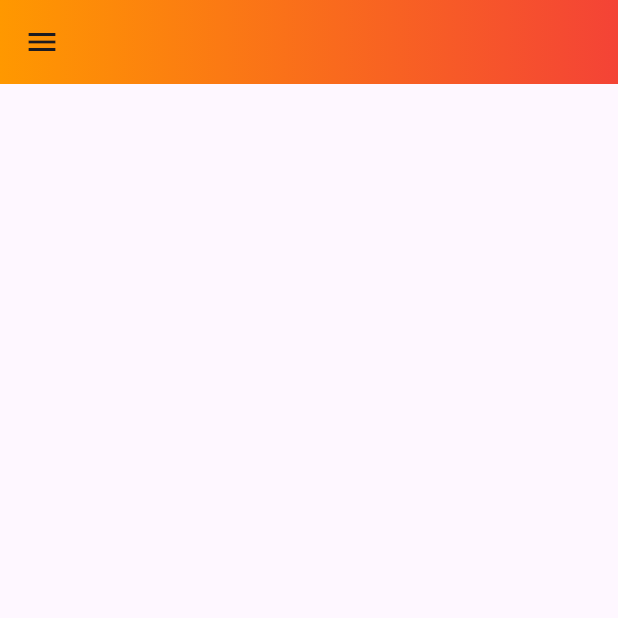
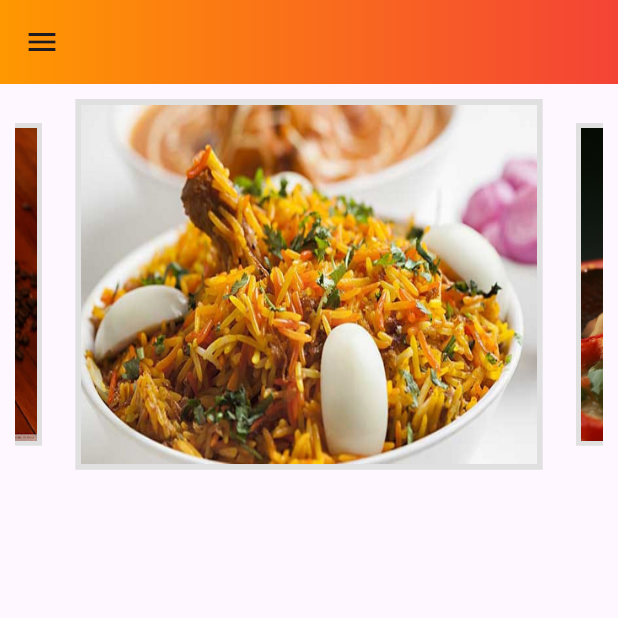
Before and after one commit to AbhiramR2562/tastybite-user-app, a Flutter app: the HomePage screen opened directly, on a phone screen of 412 x 824 dp, the top half of it. Run offline on Flutter 3.47's test engine with Material 3 defaults, Android fonts, the phone set to English and light mode, and no system bars; drawn by our look-alikes of carousel_slider; our stand-ins replace cloud_firestore, firebase_auth, firebase_core, firebase_storage, geocoding, geolocator and 3 more; accounts and stored records are empty; generated files the repository leaves out were written again.

Commit message:
created login , sign up and home page

```diff
--- a/lib/pages/home_page.dart
+++ b/lib/pages/home_page.dart
@@ -1,3 +1,4 @@
+import 'package:carousel_slider/carousel_slider.dart';
 import 'package:flutter/material.dart';
 import 'package:tastybite/authentication/auth_page.dart';
 import 'package:tastybite/global/global.dart';
@@ -69,6 +70,44 @@ class _HomePageState extends State<HomePage> {
           SliverToBoxAdapter(
             child: Padding(
               padding: EdgeInsets.all(10.0),
+              child: Container(
+                height: MediaQuery.of(context).size.height * .3,
+                width: MediaQuery.of(context).size.width,
+                child: CarouselSlider(
+                    items: items.map((index) {
+                      return Builder(builder: (BuildContext context) {
+                        return Container(
+                          width: MediaQuery.of(context).size.width,
+                          margin: EdgeInsets.symmetric(horizontal: 1.0),
+                          decoration: BoxDecoration(
+                            color: Colors.grey[300],
+                          ),
+                          child: Padding(
+                            padding: EdgeInsets.all(4.0),
+                            child: Image.asset(
+                              index,
+                              fit: BoxFit.fill,
+                            ),
+                          ),
+                        );
+                      });
+                    }).toList(),
+                    options: CarouselOptions(
+                      height: MediaQuery.of(context).size.height * .3,
+                      aspectRatio: 16 / 9,
+                      viewportFraction: 0.8,
+                      initialPage: 0,
+                      enableInfiniteScroll: true,
+                      reverse: false,
+                      autoPlay: true,
+                      autoPlayInterval: Duration(seconds: 5),
+                      autoPlayAnimationDuration: Duration(milliseconds: 800),
+                      autoPlayCurve: Curves.decelerate,
+                      enlargeCenterPage: true,
+                      enlargeFactor: 0.3,
+                      scrollDirection: Axis.horizontal,
+                    )),
+              ),
             ),
           )
         ],
--- a/pubspec.yaml
+++ b/pubspec.yaml
@@ -44,6 +44,7 @@ dependencies:
   cloud_firestore: ^4.13.6
   firebase_storage: ^11.5.6
   shared_preferences: ^2.2.2
+  carousel_slider: ^4.2.1
 
 dev_dependencies:
   flutter_test:
```
Also changed, not shown: pubspec.lock.
